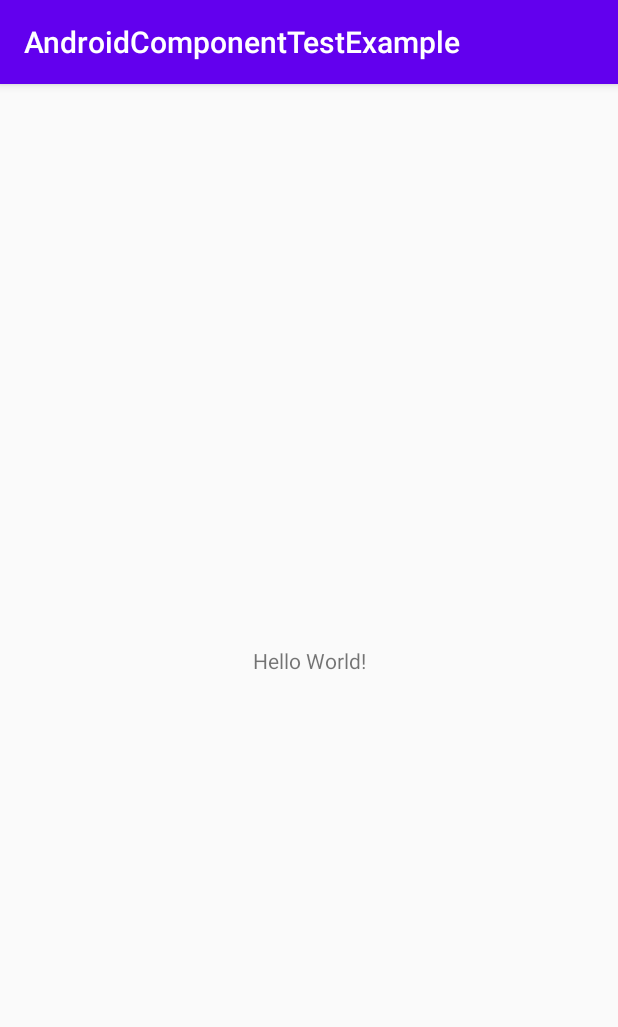
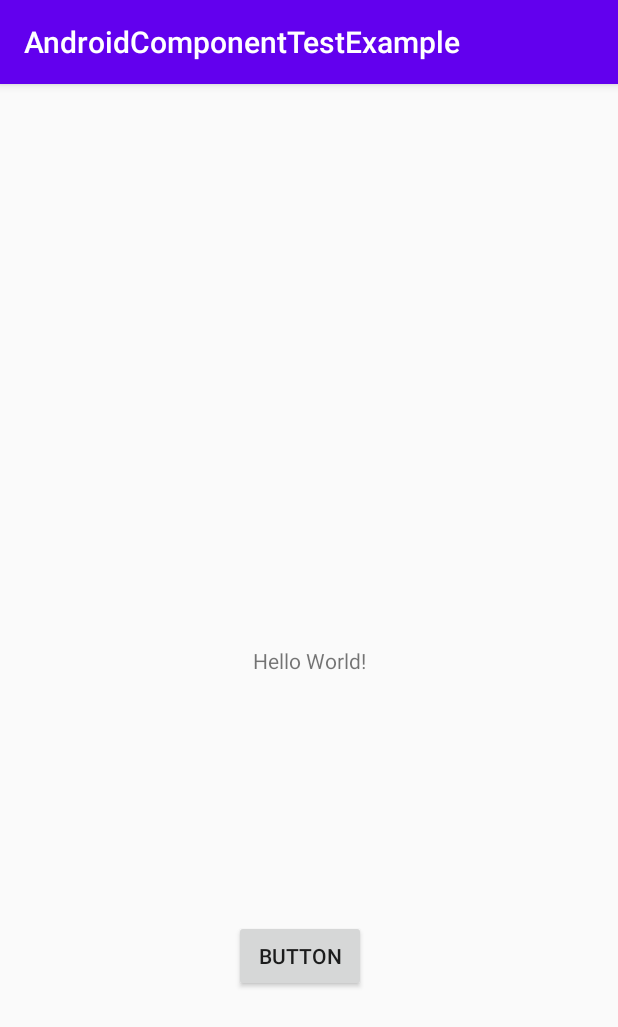
Before and after one commit to pickles-ochazuke/AndroidComponentTestExample, an Android app: the screen it shows after launch (MainActivity), on a phone screen of 412 x 824 dp. Shown: the top 1027 px of the screen. Run offline under Robolectric (Android 15) with nearby library versions, the phone set to English and light mode, and no system bars.

Commit message:
ボタンを押すとテキストの内容が変わるテストを追加

```diff
--- a/app/src/main/java/com/example/ochadukebiyori/androidcomponenttestexample/MainActivity.kt
+++ b/app/src/main/java/com/example/ochadukebiyori/androidcomponenttestexample/MainActivity.kt
@@ -2,11 +2,19 @@ package com.example.ochadukebiyori.androidcomponenttestexample
 
 import androidx.appcompat.app.AppCompatActivity
 import android.os.Bundle
+import android.widget.Button
+import android.widget.TextView
 
 class MainActivity : AppCompatActivity() {
 
     override fun onCreate(savedInstanceState: Bundle?) {
         super.onCreate(savedInstanceState)
         setContentView(R.layout.activity_main)
+
+        val button = findViewById<Button>(R.id.button)
+        button.setOnClickListener {
+            val textView = findViewById<TextView>(R.id.helloWorld)
+            textView.text = "Hi World!"
+        }
     }
 }
--- a/app/src/main/res/layout/activity_main.xml
+++ b/app/src/main/res/layout/activity_main.xml
@@ -16,4 +16,15 @@
         app:layout_constraintRight_toRightOf="parent"
         app:layout_constraintTop_toTopOf="parent" />
 
+    <Button
+        android:id="@+id/button"
+        android:layout_width="wrap_content"
+        android:layout_height="48dp"
+        android:text="Button"
+        app:layout_constraintBottom_toBottomOf="parent"
+        app:layout_constraintEnd_toEndOf="parent"
+        app:layout_constraintHorizontal_bias="0.482"
+        app:layout_constraintStart_toStartOf="parent"
+        app:layout_constraintTop_toBottomOf="@+id/helloWorld" />
+
 </androidx.constraintlayout.widget.ConstraintLayout>
```
Also changed, not shown: 1 other file.
